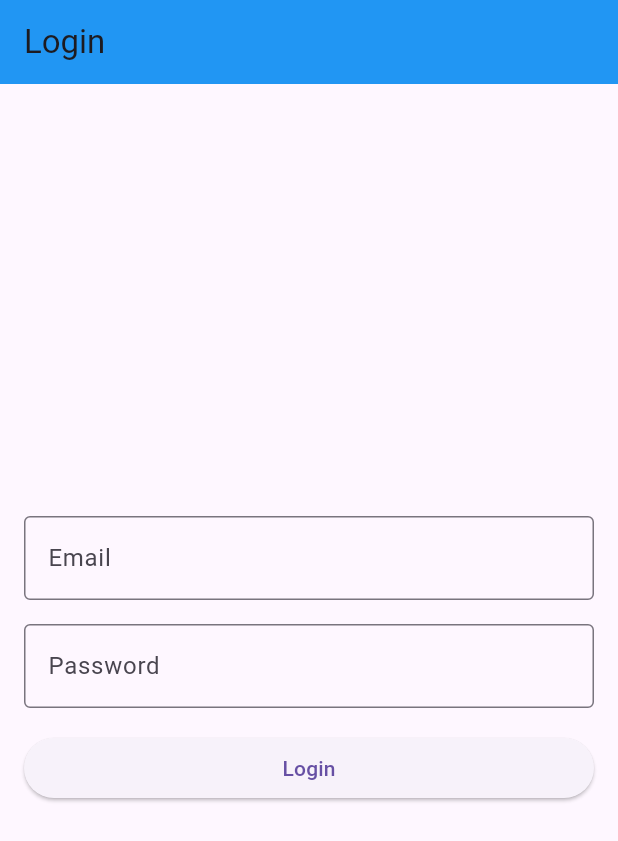
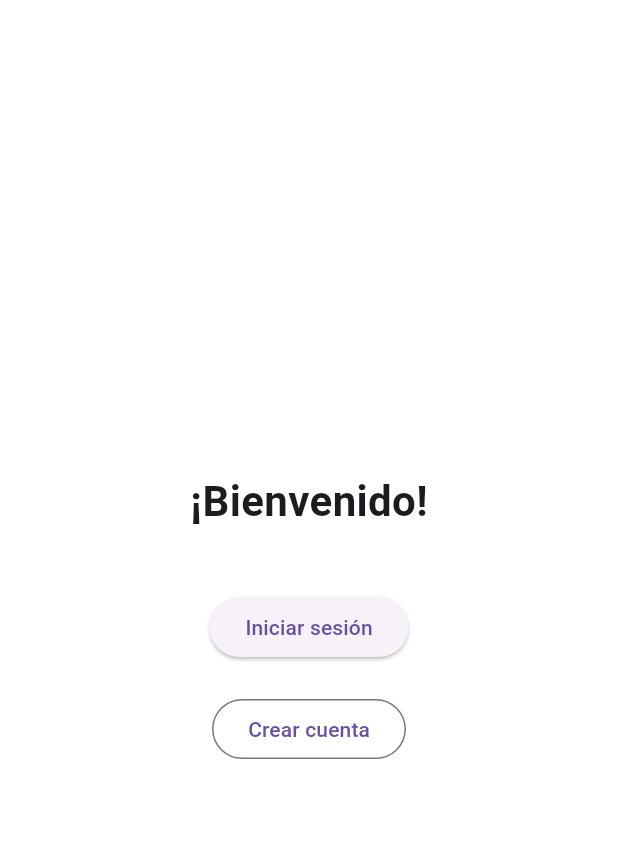
Before and after one commit to FierroEithan26/luicarlo, a Flutter app: the screen it shows after launch, on a phone screen of 412 x 824 dp. Shown: the top 841 px of the screen. Run offline on Flutter 3.47's test engine with Material 3 defaults, Android fonts, the phone set to English and light mode, and no system bars; our stand-ins replace image_picker, shared_preferences.

Commit message:
Add files via upload

```diff
--- a/Flutter/lib/login_page.dart
+++ b/Flutter/lib/login_page.dart
@@ -1,5 +1,6 @@
 import 'package:flutter/material.dart';
 import 'package:shared_preferences/shared_preferences.dart';
+import 'user_service.dart';
 
 class LoginPage extends StatefulWidget {
   @override
@@ -7,17 +8,24 @@ class LoginPage extends StatefulWidget {
 }
 
 class _LoginPageState extends State<LoginPage> {
-  final TextEditingController emailController = TextEditingController();
-  final TextEditingController passwordController = TextEditingController();
+  final TextEditingController _emailController = TextEditingController();
+  final TextEditingController _passwordController = TextEditingController();
 
   Future<void> _login() async {
-    final String email = emailController.text;
-    final String password = passwordController.text;
+    final email = _emailController.text.trim();
+    final password = _passwordController.text.trim();
 
-    if (email == 'eithanafi@gmail.com' && password == 'qwerty69') {
+  if (email.isEmpty || password.isEmpty) {
+    ScaffoldMessenger.of(context).showSnackBar(
+      SnackBar(content: Text('Por favor completa los campos')),
+    );
+    return;
+  }
+
+  bool success = await UserService.loginUser(email, password);
+  if (success) {
     final prefs = await SharedPreferences.getInstance();
     await prefs.setBool('isLoggedIn', true);
-
     Navigator.pushReplacementNamed(context, '/home');
   } else {
     ScaffoldMessenger.of(context).showSnackBar(
@@ -40,7 +48,7 @@ class _LoginPageState extends State<LoginPage> {
           crossAxisAlignment: CrossAxisAlignment.stretch,
           children: [
             TextField(
-              controller: emailController,
+              controller: _emailController,
               decoration: InputDecoration(
                 labelText: 'Email',
                 border: OutlineInputBorder(),
@@ -48,7 +56,7 @@ class _LoginPageState extends State<LoginPage> {
             ),
             SizedBox(height: 16),
             TextField(
-              controller: passwordController,
+              controller: _passwordController,
               obscureText: true,
               decoration: InputDecoration(
                 labelText: 'Password',
--- a/Flutter/lib/main.dart
+++ b/Flutter/lib/main.dart
@@ -2,13 +2,15 @@ import 'package:flutter/material.dart';
 import 'package:shared_preferences/shared_preferences.dart';
 import 'home.dart';
 import 'login_page.dart';
+import 'welcome_screen.dart';
+import 'register_page.dart'; // crearás esto después
 
 void main() async {
   WidgetsFlutterBinding.ensureInitialized();
   final prefs = await SharedPreferences.getInstance();
   final bool isLoggedIn = prefs.getBool('isLoggedIn') ?? false;
 
-  runApp(MyApp(initialRoute: isLoggedIn ? '/home' : '/login'));
+  runApp(MyApp(initialRoute: isLoggedIn ? '/home' : '/welcome'));
 }
 
 class MyApp extends StatelessWidget {
@@ -22,7 +24,9 @@ class MyApp extends StatelessWidget {
       debugShowCheckedModeBanner: false,
       initialRoute: initialRoute,
       routes: {
+        '/welcome': (context) => const WelcomeScreen(),
         '/login': (context) => LoginPage(),
+        '/register': (context) => RegisterPage(), // luego la agregamos
         '/home': (context) => HomeScreen(),
       },
     );
--- /dev/null
+++ b/Flutter/lib/welcome_screen.dart
@@ -0,0 +1,40 @@
+import 'package:flutter/material.dart';
+
+class WelcomeScreen extends StatelessWidget {
+  const WelcomeScreen({Key? key}) : super(key: key);
+
+  @override
+  Widget build(BuildContext context) {
+    return Scaffold(
+      backgroundColor: Colors.white,
+      body: Center(
+        child: Padding(
+          padding: EdgeInsets.all(32.0),
+          child: Column(
+            mainAxisAlignment: MainAxisAlignment.center,
+            children: [
+              Text(
+                '¡Bienvenido!',
+                style: TextStyle(fontSize: 28, fontWeight: FontWeight.bold),
+              ),
+              SizedBox(height: 40),
+              ElevatedButton(
+                onPressed: () {
+                  Navigator.pushNamed(context, '/login');
+                },
+                child: Text('Iniciar sesión'),
+              ),
+              SizedBox(height: 20),
+              OutlinedButton(
+                onPressed: () {
+                  Navigator.pushNamed(context, '/register');
+                },
+                child: Text('Crear cuenta'),
+              ),
+            ],
+          ),
+        ),
+      ),
+    );
+  }
+}
```
Also changed, not shown: Flutter/lib/register_page.dart (added, +115 -0 lines), Flutter/lib/register_service.dart (added, +24 -0 lines), Flutter/lib/user_model.dart (added, +27 -0 lines), Flutter/lib/user_service.dart (added, +39 -0 lines). Lines whose indentation alone changed are shown as unchanged.
